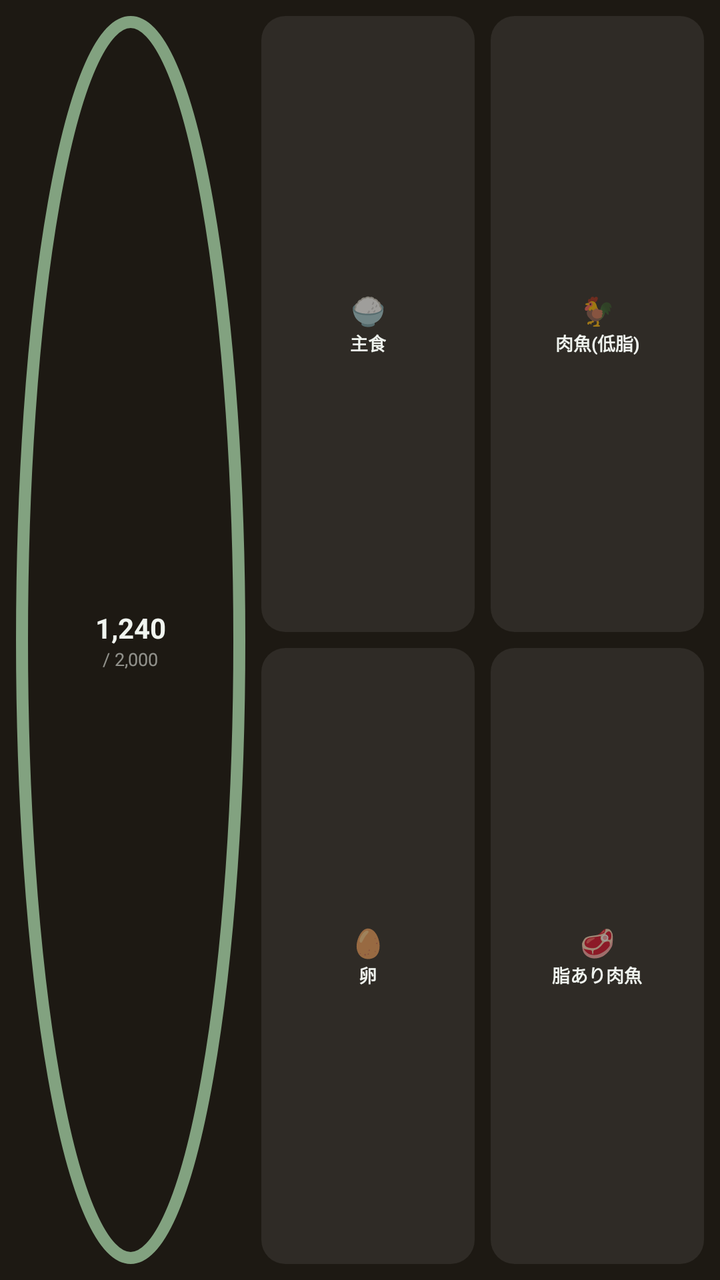
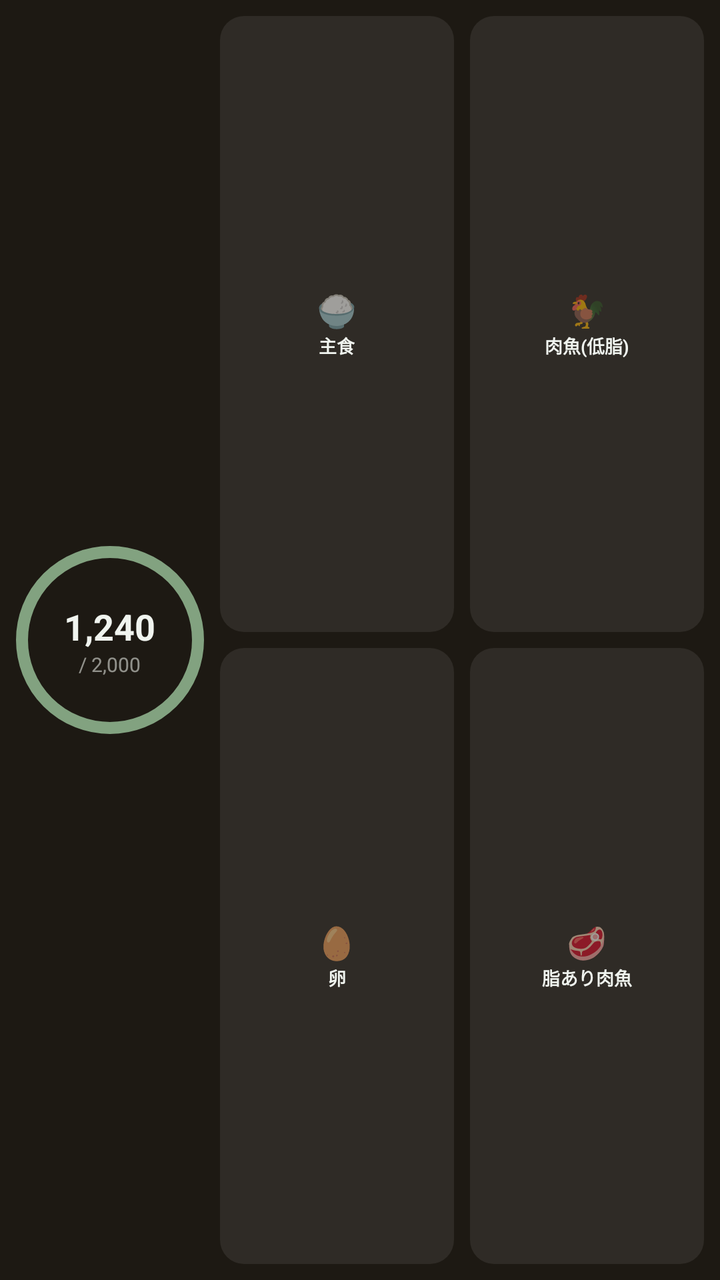

Two renders of the same Android screen: before a commit and after it. Below are the layout's source before the change and the commit's diff.
<!-- AndroidManifest.xml: application theme AppTheme -->
<!-- res/layout/widget_preview_4x2.xml -->
<?xml version="1.0" encoding="utf-8"?>
<LinearLayout xmlns:android="http://schemas.android.com/apk/res/android"
    android:layout_width="250dp"
    android:layout_height="110dp"
    android:background="@color/widget_surface_inverse"
    android:orientation="horizontal"
    android:padding="4dp">

    
    <FrameLayout
        android:layout_width="0dp"
        android:layout_height="match_parent"
        android:layout_weight="1"
        android:layout_margin="4dp">
        <ImageView android:layout_width="match_parent" android:layout_height="match_parent" android:src="@drawable/widget_ring_bg" android:contentDescription="@null"/>
        <LinearLayout android:layout_width="match_parent" android:layout_height="match_parent" android:orientation="vertical" android:gravity="center">
            <TextView android:layout_width="wrap_content" android:layout_height="wrap_content" android:text="1,240" android:textColor="@color/widget_text_primary" android:textSize="14sp" android:textStyle="bold"/>
            <TextView android:layout_width="wrap_content" android:layout_height="wrap_content" android:text="/ 2,000" android:textColor="@color/widget_text_secondary" android:textSize="9sp"/>
        </LinearLayout>
    </FrameLayout>

    
    <LinearLayout android:layout_width="0dp" android:layout_height="match_parent" android:layout_weight="2" android:orientation="vertical">

        <LinearLayout android:layout_width="match_parent" android:layout_height="0dp" android:layout_weight="1" android:orientation="horizontal">
            <LinearLayout android:layout_width="0dp" android:layout_height="match_parent" android:layout_weight="1" android:layout_margin="4dp" android:background="@drawable/widget_btn_bg" android:orientation="vertical" android:gravity="center">
                <TextView android:layout_width="wrap_content" android:layout_height="wrap_content" android:text="🍚" android:textSize="14sp"/>
                <TextView android:layout_width="wrap_content" android:layout_height="wrap_content" android:text="主食" android:textColor="@color/widget_text_primary" android:textSize="9sp" android:textStyle="bold"/>
            </LinearLayout>
            <LinearLayout android:layout_width="0dp" android:layout_height="match_parent" android:layout_weight="1" android:layout_margin="4dp" android:background="@drawable/widget_btn_bg" android:orientation="vertical" android:gravity="center">
                <TextView android:layout_width="wrap_content" android:layout_height="wrap_content" android:text="🐓" android:textSize="14sp"/>
                <TextView android:layout_width="wrap_content" android:layout_height="wrap_content" android:text="肉魚(低脂)" android:textColor="@color/widget_text_primary" android:textSize="9sp" android:textStyle="bold"/>
            </LinearLayout>
        </LinearLayout>

        <LinearLayout android:layout_width="match_parent" android:layout_height="0dp" android:layout_weight="1" android:orientation="horizontal">
            <LinearLayout android:layout_width="0dp" android:layout_height="match_parent" android:layout_weight="1" android:layout_margin="4dp" android:background="@drawable/widget_btn_bg" android:orientation="vertical" android:gravity="center">
                <TextView android:layout_width="wrap_content" android:layout_height="wrap_content" android:text="🥚" android:textSize="14sp"/>
                <TextView android:layout_width="wrap_content" android:layout_height="wrap_content" android:text="卵" android:textColor="@color/widget_text_primary" android:textSize="9sp" android:textStyle="bold"/>
            </LinearLayout>
            <LinearLayout android:layout_width="0dp" android:layout_height="match_parent" android:layout_weight="1" android:layout_margin="4dp" android:background="@drawable/widget_btn_bg" android:orientation="vertical" android:gravity="center">
                <TextView android:layout_width="wrap_content" android:layout_height="wrap_content" android:text="🥩" android:textSize="14sp"/>
                <TextView android:layout_width="wrap_content" android:layout_height="wrap_content" android:text="脂あり肉魚" android:textColor="@color/widget_text_primary" android:textSize="9sp" android:textStyle="bold"/>
            </LinearLayout>
        </LinearLayout>

    </LinearLayout>

</LinearLayout>
<!-- resources referenced by this layout -->
<resources>
  <color name="widget_surface_inverse">#FF1D1913</color>
  <color name="widget_text_primary">#FFF0F4EF</color>
  <color name="widget_text_secondary">#8CF0F4EF</color>
  <!-- drawable widget_btn_bg (drawable) -->
  <?xml version="1.0" encoding="utf-8"?>
  <shape xmlns:android="http://schemas.android.com/apk/res/android" android:shape="rectangle">
      <solid android:color="@color/widget_btn_surface"/>
      <corners android:radius="12dp"/>
  </shape>
  <!-- drawable widget_ring_bg (drawable) -->
  <?xml version="1.0" encoding="utf-8"?>
  <shape xmlns:android="http://schemas.android.com/apk/res/android" android:shape="oval">
      <stroke android:width="6dp" android:color="@color/widget_accent"/>
      <solid android:color="@android:color/transparent"/>
  </shape>
  <style name="AppTheme" parent="Theme.AppCompat.DayNight.NoActionBar">
      <item name="android:enforceNavigationBarContrast" tools:targetApi="29">true</item>
      <item name="android:editTextBackground">@drawable/rn_edit_text_material</item>
      <item name="colorPrimary">@color/colorPrimary</item>
      <item name="android:statusBarColor">#355E52</item>
    </style>
  <color name="widget_btn_surface">#14FFFFFF</color>
  <color name="widget_accent">#FF82A280</color>
  <!-- drawable rn_edit_text_material (drawable) -->
  <?xml version="1.0" encoding="utf-8"?>
  <inset xmlns:android="http://schemas.android.com/apk/res/android"
         android:insetLeft="@dimen/abc_edit_text_inset_horizontal_material"
         android:insetRight="@dimen/abc_edit_text_inset_horizontal_material"
         android:insetTop="@dimen/abc_edit_text_inset_top_material"
         android:insetBottom="@dimen/abc_edit_text_inset_bottom_material"
         >
  
      <selector>
          
          <item android:state_enabled="false" android:drawable="@drawable/abc_textfield_default_mtrl_alpha"/>
          <item android:drawable="@drawable/abc_textfield_activated_mtrl_alpha"/>
      </selector>
  
  </inset>
  <color name="colorPrimary">#023c69</color>
</resources>

<!-- the commit's change to res/layout/widget_preview_4x2.xml (unified diff, before → after) -->
@@ -8,14 +8,14 @@
 
     
     <FrameLayout
-        android:layout_width="0dp"
-        android:layout_height="match_parent"
-        android:layout_weight="1"
+        android:layout_width="94dp"
+        android:layout_height="94dp"
+        android:layout_gravity="center_vertical"
         android:layout_margin="4dp">
         <ImageView android:layout_width="match_parent" android:layout_height="match_parent" android:src="@drawable/widget_ring_bg" android:contentDescription="@null"/>
         <LinearLayout android:layout_width="match_parent" android:layout_height="match_parent" android:orientation="vertical" android:gravity="center">
-            <TextView android:layout_width="wrap_content" android:layout_height="wrap_content" android:text="1,240" android:textColor="@color/widget_text_primary" android:textSize="14sp" android:textStyle="bold"/>
-            <TextView android:layout_width="wrap_content" android:layout_height="wrap_content" android:text="/ 2,000" android:textColor="@color/widget_text_secondary" android:textSize="9sp"/>
+            <TextView android:layout_width="wrap_content" android:layout_height="wrap_content" android:text="1,240" android:textColor="@color/widget_text_primary" android:textSize="18sp" android:textStyle="bold"/>
+            <TextView android:layout_width="wrap_content" android:layout_height="wrap_content" android:text="/ 2,000" android:textColor="@color/widget_text_secondary" android:textSize="10sp"/>
         </LinearLayout>
     </FrameLayout>
 
@@ -24,22 +24,22 @@
 
         <LinearLayout android:layout_width="match_parent" android:layout_height="0dp" android:layout_weight="1" android:orientation="horizontal">
             <LinearLayout android:layout_width="0dp" android:layout_height="match_parent" android:layout_weight="1" android:layout_margin="4dp" android:background="@drawable/widget_btn_bg" android:orientation="vertical" android:gravity="center">
-                <TextView android:layout_width="wrap_content" android:layout_height="wrap_content" android:text="🍚" android:textSize="14sp"/>
+                <TextView android:layout_width="wrap_content" android:layout_height="wrap_content" android:text="🍚" android:textSize="16sp"/>
                 <TextView android:layout_width="wrap_content" android:layout_height="wrap_content" android:text="主食" android:textColor="@color/widget_text_primary" android:textSize="9sp" android:textStyle="bold"/>
             </LinearLayout>
             <LinearLayout android:layout_width="0dp" android:layout_height="match_parent" android:layout_weight="1" android:layout_margin="4dp" android:background="@drawable/widget_btn_bg" android:orientation="vertical" android:gravity="center">
-                <TextView android:layout_width="wrap_content" android:layout_height="wrap_content" android:text="🐓" android:textSize="14sp"/>
+                <TextView android:layout_width="wrap_content" android:layout_height="wrap_content" android:text="🐓" android:textSize="16sp"/>
                 <TextView android:layout_width="wrap_content" android:layout_height="wrap_content" android:text="肉魚(低脂)" android:textColor="@color/widget_text_primary" android:textSize="9sp" android:textStyle="bold"/>
             </LinearLayout>
         </LinearLayout>
 
         <LinearLayout android:layout_width="match_parent" android:layout_height="0dp" android:layout_weight="1" android:orientation="horizontal">
             <LinearLayout android:layout_width="0dp" android:layout_height="match_parent" android:layout_weight="1" android:layout_margin="4dp" android:background="@drawable/widget_btn_bg" android:orientation="vertical" android:gravity="center">
-                <TextView android:layout_width="wrap_content" android:layout_height="wrap_content" android:text="🥚" android:textSize="14sp"/>
+                <TextView android:layout_width="wrap_content" android:layout_height="wrap_content" android:text="🥚" android:textSize="16sp"/>
                 <TextView android:layout_width="wrap_content" android:layout_height="wrap_content" android:text="卵" android:textColor="@color/widget_text_primary" android:textSize="9sp" android:textStyle="bold"/>
             </LinearLayout>
             <LinearLayout android:layout_width="0dp" android:layout_height="match_parent" android:layout_weight="1" android:layout_margin="4dp" android:background="@drawable/widget_btn_bg" android:orientation="vertical" android:gravity="center">
-                <TextView android:layout_width="wrap_content" android:layout_height="wrap_content" android:text="🥩" android:textSize="14sp"/>
+                <TextView android:layout_width="wrap_content" android:layout_height="wrap_content" android:text="🥩" android:textSize="16sp"/>
                 <TextView android:layout_width="wrap_content" android:layout_height="wrap_content" android:text="脂あり肉魚" android:textColor="@color/widget_text_primary" android:textSize="9sp" android:textStyle="bold"/>
             </LinearLayout>
         </LinearLayout>
